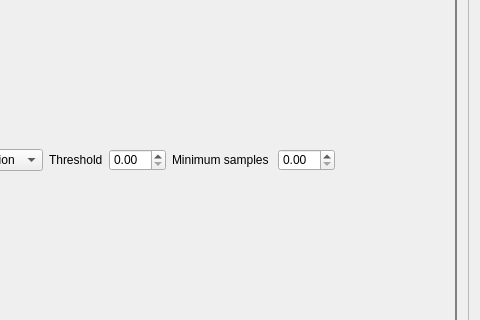
First picture: the form in point_spectra_gui/ui/UI Files/01_mainwindow_ransac.ui, repository tisaconundrum2/PySAT-GUI, before the edit; both pictures show x 101 to 581 and y 239 to 559 of the 581 by 843 pixel window.
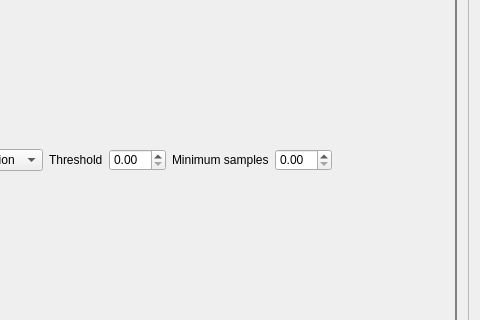
Second picture: the form after the edit.

The edit to the form file:
```diff
--- a/point_spectra_gui/ui/UI Files/01_mainwindow_ransac.ui
+++ b/point_spectra_gui/ui/UI Files/01_mainwindow_ransac.ui
@@ -96,7 +96,7 @@
                <item>
                 <widget class="QLabel" name="ransac_min_label_2">
                  <property name="text">
-                  <string>Minimum samples </string>
+                                                                        <string>Minimum samples</string>
                  </property>
                 </widget>
                </item>
```
Left out of the diff: 19 changed lines with no effect on the pictures. Lines whose indentation alone changed are shown as unchanged.
